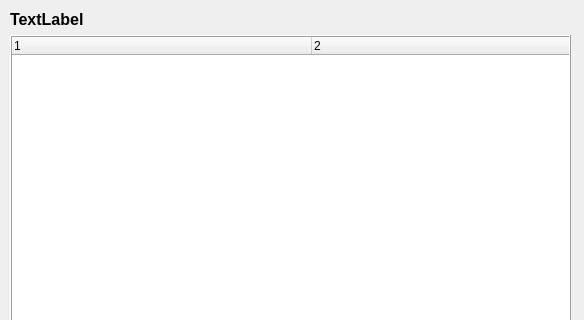
Qt form ChartButler/cstatus.ui (joergpauly/chartbutler) before a commit; both pictures show x 0 to 584 and y 0 to 320 of the 584 by 526 pixel window.
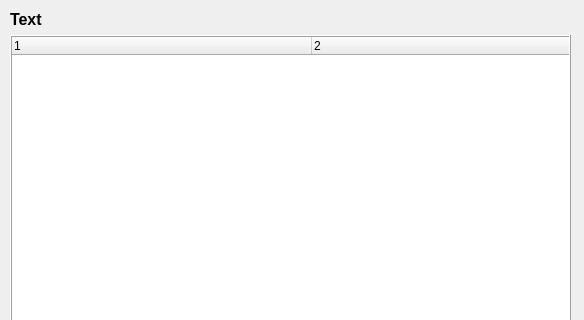
The same form after that commit.

The edit to the form file:
```diff
--- a/ChartButler/cstatus.ui
+++ b/ChartButler/cstatus.ui
@@ -33,7 +33,7 @@
        </font>
       </property>
       <property name="text">
-       <string>TextLabel</string>
+       <string>Text</string>
       </property>
      </widget>
     </item>
```
